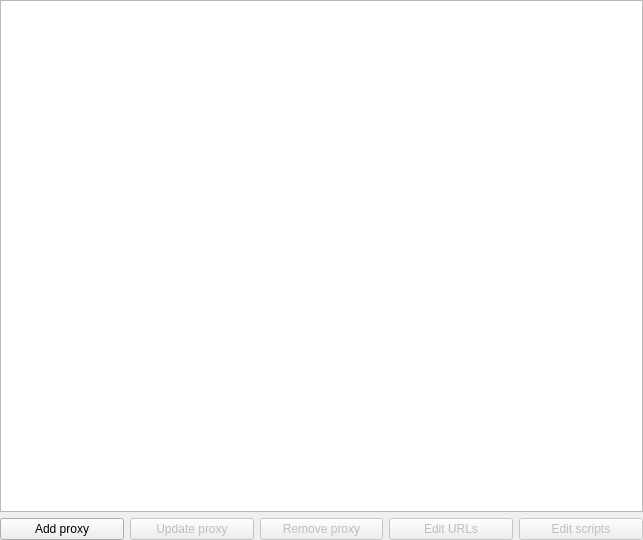
The window that src/plugins/xproxy/proxiesconfigwidget.ui (0xd34df00d/leechcraft) describes before a commit, drawn with Qt 5.
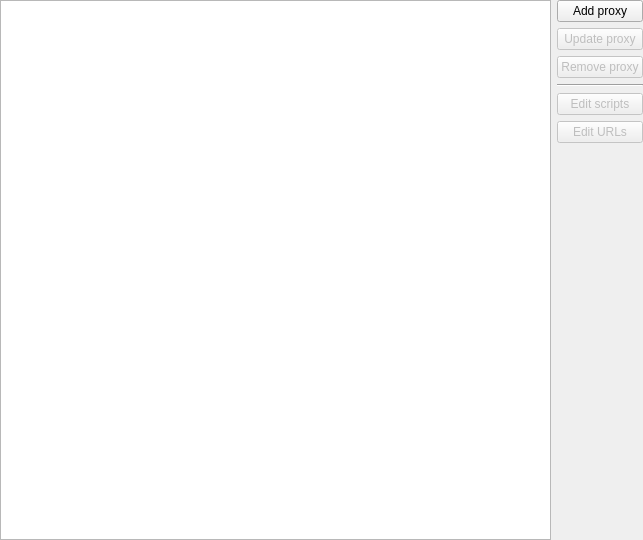
The same window after the commit.

Commit message: [XProxy] Vertical buttons layout.

```diff
--- a/src/plugins/xproxy/proxiesconfigwidget.ui
+++ b/src/plugins/xproxy/proxiesconfigwidget.ui
@@ -13,7 +13,7 @@
   <property name="windowTitle">
    <string/>
   </property>
-  <layout class="QVBoxLayout" name="verticalLayout">
+  <layout class="QHBoxLayout" name="horizontalLayout">
    <property name="margin">
     <number>0</number>
    </property>
@@ -21,7 +21,7 @@
     <widget class="QTreeView" name="ProxiesList_"/>
    </item>
    <item>
-    <layout class="QHBoxLayout" name="horizontalLayout_2">
+    <layout class="QVBoxLayout" name="verticalLayout_2">
      <item>
       <widget class="QPushButton" name="AddProxyButton_">
        <property name="text">
@@ -50,12 +50,9 @@
       </widget>
      </item>
      <item>
-      <widget class="QPushButton" name="EditUrlsButton_">
-       <property name="enabled">
-        <bool>false</bool>
-       </property>
-       <property name="text">
-        <string>Edit URLs</string>
+      <widget class="Line" name="line">
+       <property name="orientation">
+        <enum>Qt::Horizontal</enum>
        </property>
       </widget>
      </item>
@@ -69,6 +66,29 @@
        </property>
       </widget>
      </item>
+     <item>
+      <widget class="QPushButton" name="EditUrlsButton_">
+       <property name="enabled">
+        <bool>false</bool>
+       </property>
+       <property name="text">
+        <string>Edit URLs</string>
+       </property>
+      </widget>
+     </item>
+     <item>
+      <spacer name="verticalSpacer">
+       <property name="orientation">
+        <enum>Qt::Vertical</enum>
+       </property>
+       <property name="sizeHint" stdset="0">
+        <size>
+         <width>20</width>
+         <height>40</height>
+        </size>
+       </property>
+      </spacer>
+     </item>
     </layout>
    </item>
   </layout>
```
